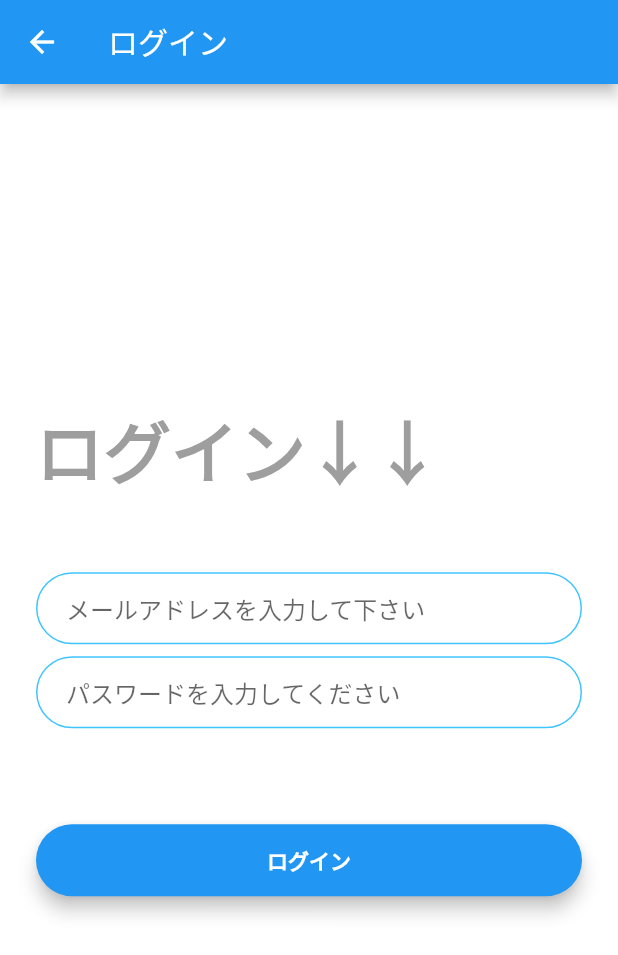
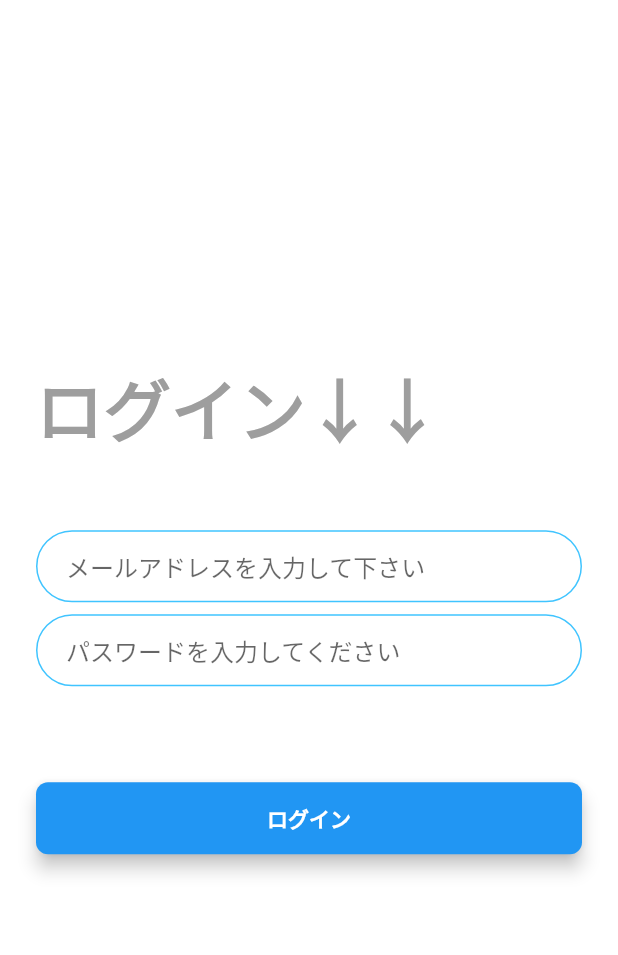
Before and after one commit to mqkotoo/deadline_management_app, a Flutter app: the screen it shows after launch, after a tap on "ログイン", on a phone screen of 412 x 824 dp. Shown: the top 955 px of the screen. Run offline on Flutter 3.47's test engine with Material 2 defaults, Android fonts, the phone set to English and light mode, and no system bars; drawn by our look-alikes of modal_progress_hud_nsn; our stand-ins replace cloud_firestore, firebase_auth, firebase_core, flutter_hooks, hooks_riverpod, scrollable_positioned_list and 1 more; accounts and stored records are empty.

```diff
--- a/lib/component/rounded_button.dart
+++ b/lib/component/rounded_button.dart
@@ -16,7 +16,7 @@ class RoundedButton extends StatelessWidget {
       child: Material(
         elevation: 5.0,
         color: color,
-        borderRadius: BorderRadius.circular(30.0),
+        borderRadius: BorderRadius.circular(8),
         child: MaterialButton(
           onPressed: onPressed,
           minWidth: 200.0,
--- a/lib/component/simekiri_tile.dart
+++ b/lib/component/simekiri_tile.dart
@@ -24,7 +24,7 @@ class CustomTile extends StatelessWidget {
         mainAxisAlignment: MainAxisAlignment.spaceEvenly,
         children: [
           Padding(
-            padding: const EdgeInsets.fromLTRB(20, 4, 13, 4),
+            padding: const EdgeInsets.fromLTRB(20, 6, 13, 6),
             child: Row(
               children: [
                 Expanded(
--- a/lib/screens/add_event_screen.dart
+++ b/lib/screens/add_event_screen.dart
@@ -107,11 +107,13 @@ class _AddEventScreenState extends ConsumerState<AddEventScreen> {
                   //通常の時のフォームのスタイル
                   enabledBorder: OutlineInputBorder(
                     borderSide: BorderSide(color: Theme.of(context).primaryColor),
+                    borderRadius: BorderRadius.circular(8)
                   ),
                   //focusした時のフォームのスタイル
                   focusedBorder: OutlineInputBorder(
                     borderSide: BorderSide(
                         width: 2.0, color: Theme.of(context).primaryColor),
+                      borderRadius: BorderRadius.circular(8)
                   ),
                   labelStyle: TextStyle(
                       fontWeight: FontWeight.w400,
@@ -150,11 +152,13 @@ class _AddEventScreenState extends ConsumerState<AddEventScreen> {
                   //通常時のフォームのスタイル
                   enabledBorder: OutlineInputBorder(
                     borderSide: BorderSide(color: Theme.of(context).primaryColor),
+                      borderRadius: BorderRadius.circular(8)
                   ),
                   //focusした時のフォームのスタイル
                   focusedBorder: OutlineInputBorder(
                     borderSide: BorderSide(
                         width: 2.0, color: Theme.of(context).primaryColor),
+                      borderRadius: BorderRadius.circular(8)
                   ),
                   labelStyle: TextStyle(
                       fontWeight: FontWeight.w400,
--- a/lib/screens/calendar_screen.dart
+++ b/lib/screens/calendar_screen.dart
@@ -90,7 +90,8 @@ class _CalendarScreenState extends ConsumerState<CalendarScreen> {
               IconButton(
                   icon: Icon(Icons.settings),
                   onPressed: () =>
-                      Navigator.pushNamed(context, SettingScreen.id)),
+                      Navigator.pushNamed(context, SettingScreen.id),
+              ),
             ],
           ),
         ),
@@ -302,7 +303,7 @@ class _CalendarScreenState extends ConsumerState<CalendarScreen> {
                                         break;
                                     }
                                   },
-                                  child: Icon(Icons.more_vert),
+                                  child: Icon(Icons.more_vert,size: 27),
                                   itemBuilder: (BuildContext context) =>
                                       <PopupMenuEntry<Menu>>[
                                     //編集要素
--- a/lib/screens/login_screen.dart
+++ b/lib/screens/login_screen.dart
@@ -66,11 +66,6 @@ class _LoginScreenState extends State<LoginScreen> {
 
     return Scaffold(
       backgroundColor: Colors.white,
-      appBar: AppBar(
-        title: Text(
-          'ログイン',
-        ),
-      ),
       body: ModalProgressHUD(
         inAsyncCall: isLoad,
         child: Padding(
--- a/lib/screens/registration_screen.dart
+++ b/lib/screens/registration_screen.dart
@@ -56,9 +56,6 @@ class _RegistrationScreenState extends State<RegistrationScreen> {
 
     return Scaffold(
       backgroundColor: Colors.white,
-      appBar: AppBar(
-        title: Text('登録'),
-      ),
       body: ModalProgressHUD(
         inAsyncCall: isLoad,
         child: Padding(
--- a/lib/screens/welcome_screen.dart
+++ b/lib/screens/welcome_screen.dart
@@ -31,15 +31,17 @@ class WelcomeScreen extends StatelessWidget {
             // LOGIN
             RoundedButton(
               textColor: Colors.white,
-              color: Colors.blue,
+              // color: Colors.blue,
+              color: Colors.grey[600],
               title: 'ログイン',
               onPressed: () => Navigator.pushNamed(context, LoginScreen.id),
             ),
 
             // REGISTRATION
             RoundedButton(
-              textColor: Colors.blue,
-              color: Colors.blue[50],
+              textColor: Colors.black,
+              // color: Colors.blue[50],
+              color: Colors.grey[300],
               title: 'アカウントを作成する',
               onPressed: () => Navigator.pushNamed(context, RegistrationScreen.id),
             ),
```
